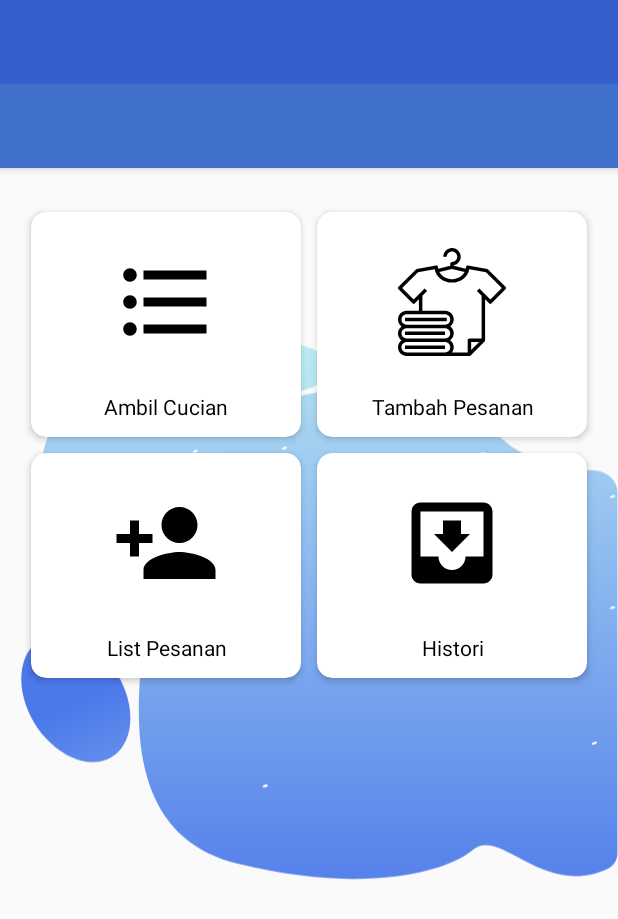
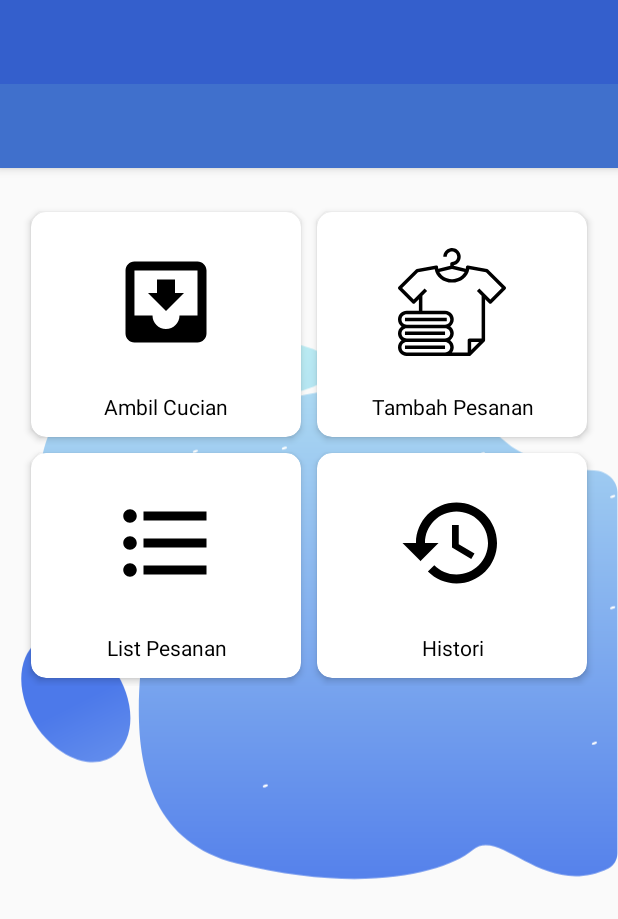
Before and after one commit to qoolqas/LaundryApp, an Android app: the layout activity_drawer_main.xml on its own in the app's theme, with its tools: preview values and no code run, on a phone screen of 412 x 824 dp. Shown: the top 919 px of the screen. Run offline under Robolectric (Android 15) with nearby library versions, the phone set to English and light mode, and no system bars.

Commit message:
Fix all logo and title

```diff
--- a/app/src/main/AndroidManifest.xml
+++ b/app/src/main/AndroidManifest.xml
@@ -25,6 +25,13 @@
         <activity
             android:name=".LoginActivity"
             android:theme="@style/AppTheme.Material">
+
+
+        </activity>
+        <activity
+            android:name=".DrawerMainActivity"
+            android:label="@string/title_activity_drawer_main"
+            android:theme="@style/AppTheme.NoActionBar">
             <intent-filter>
                 <action android:name="android.intent.action.MAIN" />
 
@@ -32,13 +39,6 @@
             </intent-filter>
 
         </activity>
-        <activity
-            android:name=".DrawerMainActivity"
-            android:label="@string/title_activity_drawer_main"
-            android:theme="@style/AppTheme.NoActionBar">
-
-
-        </activity>
 
     </application>
 
--- /dev/null
+++ b/app/src/main/res/drawable/ic_history_black_24dp.xml
@@ -0,0 +1,9 @@
+<vector xmlns:android="http://schemas.android.com/apk/res/android"
+        android:width="24dp"
+        android:height="24dp"
+        android:viewportWidth="24.0"
+        android:viewportHeight="24.0">
+    <path
+        android:fillColor="#FF000000"
+        android:pathData="M13,3c-4.97,0 -9,4.03 -9,9L1,12l3.89,3.89 0.07,0.14L9,12L6,12c0,-3.87 3.13,-7 7,-7s7,3.13 7,7 -3.13,7 -7,7c-1.93,0 -3.68,-0.79 -4.94,-2.06l-1.42,1.42C8.27,19.99 10.51,21 13,21c4.97,0 9,-4.03 9,-9s-4.03,-9 -9,-9zM12,8v5l4.28,2.54 0.72,-1.21 -3.5,-2.08L13.5,8L12,8z"/>
+</vector>
--- a/app/src/main/res/layout/item_grid.xml
+++ b/app/src/main/res/layout/item_grid.xml
@@ -40,7 +40,8 @@
                         android:layout_width="match_parent"
                         android:layout_height="120dp"
                         android:padding="24dp"
-                        android:src="@drawable/ic_format_list_bulleted_black_24dp" />
+                        android:src="@drawable/ic_move_to_inbox_black_24dp" />
+
 
                     <TextView
                         android:layout_width="match_parent"
@@ -124,7 +125,8 @@
                         android:layout_width="match_parent"
                         android:layout_height="120dp"
                         android:padding="24dp"
-                        android:src="@drawable/ic_person_add_black_24dp" />
+                        android:src="@drawable/ic_format_list_bulleted_black_24dp" />
+
 
                     <TextView
                         android:layout_width="match_parent"
@@ -162,7 +164,7 @@
                         android:layout_width="match_parent"
                         android:layout_height="120dp"
                         android:padding="24dp"
-                        android:src="@drawable/ic_move_to_inbox_black_24dp" />
+                        android:src="@drawable/ic_history_black_24dp" />
 
                     <TextView
                         android:layout_width="match_parent"
--- a/app/src/main/res/menu/activity_drawer_main_drawer.xml
+++ b/app/src/main/res/menu/activity_drawer_main_drawer.xml
@@ -6,15 +6,15 @@
     <group android:checkableBehavior="single">
         <item
             android:id="@+id/nav_home"
-            android:icon="@drawable/ic_menu_camera"
+            android:icon="@drawable/ic_home_black_24dp"
             android:title="@string/menu_home" />
         <item
             android:id="@+id/nav_gallery"
-            android:icon="@drawable/ic_menu_gallery"
-            android:title="@string/menu_jenis" />
+            android:icon="@drawable/ic_format_list_bulleted_black_24dp"
+            android:title="Manage" />
         <item
             android:id="@+id/nav_slideshow"
-            android:icon="@drawable/ic_menu_slideshow"
-            android:title="@string/menu_slideshow" />
+            android:icon="@drawable/ic_move_to_inbox_black_24dp"
+            android:title="Pengambilan" />
     </group>
 </menu>
```
Also changed, not shown: app/src/main/res/drawable/ic_home_black_24dp.xml (+5 -5 lines).
